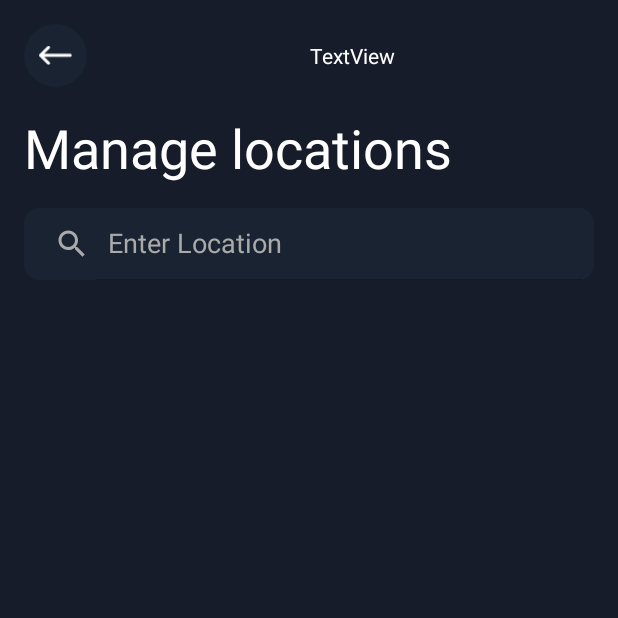
After one commit to AntonKo24/Weatherio, an Android app: the LocationsFragment screen opened through its navigation route, on a phone screen of 412 x 824 dp, the top half of it. The commit adds this screen. Run offline under Robolectric (Android 15) with nearby library versions, the phone set to English and light mode, and no system bars; our stand-ins replace Dagger/Hilt's generated code; pictures from the network do not load.

Commit message:
update 5

```diff
--- a/app/src/main/java/com/tonyk/android/weatherapp/ForecastFragment.kt
+++ b/app/src/main/java/com/tonyk/android/weatherapp/ForecastFragment.kt
@@ -40,14 +40,11 @@ class ForecastFragment: Fragment() {
     override fun onViewCreated(view: View, savedInstanceState: Bundle?) {
         super.onViewCreated(view, savedInstanceState)
 
-
-        val layoutManager = LinearLayoutManager(context)
-        binding.rcvForecast.layoutManager = layoutManager
+        binding.rcvForecast.layoutManager = LinearLayoutManager(context)
 
         viewLifecycleOwner.lifecycleScope.launch {
             viewLifecycleOwner.repeatOnLifecycle(Lifecycle.State.STARTED) {
                 weatherViewModel.weather.collect { weather ->
-
                     binding.apply {
                         locationText.text = weather.resolvedAddress
                         if (weather.days.isNotEmpty()) {
--- /dev/null
+++ b/app/src/main/java/com/tonyk/android/weatherapp/LocationsFragment.kt
@@ -0,0 +1,72 @@
+package com.tonyk.android.weatherapp
+
+import android.os.Bundle
+import android.view.LayoutInflater
+import android.view.View
+import android.view.ViewGroup
+import androidx.appcompat.widget.SearchView
+import androidx.fragment.app.Fragment
+import androidx.fragment.app.viewModels
+import androidx.lifecycle.Lifecycle
+import androidx.lifecycle.lifecycleScope
+import androidx.lifecycle.repeatOnLifecycle
+import androidx.navigation.fragment.findNavController
+import androidx.recyclerview.widget.LinearLayoutManager
+import com.tonyk.android.weatherapp.databinding.FragmentLocationsBinding
+import dagger.hilt.android.AndroidEntryPoint
+import kotlinx.coroutines.launch
+
+@AndroidEntryPoint
+class LocationsFragment: Fragment() {
+    private var _binding: FragmentLocationsBinding? = null
+    private val binding
+        get () = checkNotNull(_binding) {
+            "Cannot access binding because it is null. Is the view visible?"
+        }
+
+    private val locationsViewModel : LocationsViewModel by viewModels()
+
+    override fun onCreateView(
+        inflater: LayoutInflater,
+        container: ViewGroup?,
+        savedInstanceState: Bundle?
+    ): View? {
+        _binding =
+            FragmentLocationsBinding.inflate(inflater, container, false)
+
+        return binding.root
+
+    }
+    override fun onViewCreated(view: View, savedInstanceState: Bundle?) {
+        super.onViewCreated(view, savedInstanceState)
+
+        binding.backButton.setOnClickListener {
+            findNavController().popBackStack()
+        }
+        binding.rcvLocations.layoutManager = LinearLayoutManager(context)
+
+        binding.searchLocation.setOnQueryTextListener(object : SearchView.OnQueryTextListener {
+            override fun onQueryTextSubmit(query: String?): Boolean {
+                locationsViewModel.setQuery(query ?: "")
+                return true
+            }
+            override fun onQueryTextChange(newText: String?): Boolean {
+                return false
+            }
+        })
+        viewLifecycleOwner.lifecycleScope.launch {
+            viewLifecycleOwner.repeatOnLifecycle(Lifecycle.State.STARTED) {
+                locationsViewModel.locationsList.collect { list ->
+                    if (list.isNotEmpty()) {
+                        binding.rcvLocations.adapter = LocationsAdapter(list)
+                    }
+                }
+            }
+        }
+    }
+
+    override fun onDestroyView() {
+        super.onDestroyView()
+        _binding = null
+    }
+}
--- /dev/null
+++ b/app/src/main/java/com/tonyk/android/weatherapp/LocationsViewModel.kt
@@ -0,0 +1,26 @@
+package com.tonyk.android.weatherapp
+
+import android.util.Log
+import androidx.lifecycle.ViewModel
+import androidx.lifecycle.viewModelScope
+import com.tonyk.android.weatherapp.api.WeatherResponse
+import com.tonyk.android.weatherapp.repositories.WeatherApiRepository
+import dagger.hilt.android.lifecycle.HiltViewModel
+import kotlinx.coroutines.flow.MutableStateFlow
+import kotlinx.coroutines.flow.StateFlow
+import kotlinx.coroutines.launch
+import javax.inject.Inject
+
+@HiltViewModel
+class LocationsViewModel @Inject constructor(private val weatherApiRepository: WeatherApiRepository) : ViewModel() {
+
+    private val _locationsList: MutableStateFlow<List<WeatherResponse>> = MutableStateFlow(emptyList())
+    val locationsList: StateFlow<List<WeatherResponse>> = _locationsList
+
+    fun setQuery(location: String) {
+        viewModelScope.launch {
+            val updatedList = _locationsList.value + weatherApiRepository.fetchWeather(location)
+            _locationsList.value = updatedList
+        }
+    }
+}
--- a/app/src/main/java/com/tonyk/android/weatherapp/TodayFragment.kt
+++ b/app/src/main/java/com/tonyk/android/weatherapp/TodayFragment.kt
@@ -17,6 +17,7 @@ import com.tonyk.android.weatherapp.util.DateConverter
 import com.tonyk.android.weatherapp.util.WeatherConverter
 import com.tonyk.android.weatherapp.util.WeatherIconMapper
 import dagger.hilt.android.AndroidEntryPoint
+import kotlinx.coroutines.Dispatchers
 import kotlinx.coroutines.launch
 
 @AndroidEntryPoint
@@ -43,8 +44,10 @@ class TodayFragment: Fragment() {
     override fun onViewCreated(view: View, savedInstanceState: Bundle?) {
         super.onViewCreated(view, savedInstanceState)
 
+        binding.rcvHourly.layoutManager = LinearLayoutManager(context, LinearLayoutManager.HORIZONTAL, false)
+
         binding.apply {
-            rcvHourly.layoutManager = LinearLayoutManager(context, LinearLayoutManager.HORIZONTAL, false)
+
             checkForecastBtn.setOnClickListener {
                 findNavController().navigate(TodayFragmentDirections.showForecast())
             }
@@ -57,6 +60,7 @@ class TodayFragment: Fragment() {
         viewLifecycleOwner.lifecycleScope.launch {
             viewLifecycleOwner.repeatOnLifecycle(Lifecycle.State.STARTED) {
                 weatherViewModel.weather.collect { weather ->
+
 
                     binding.apply {
                         locationTxt.text = weather.resolvedAddress
--- a/app/src/main/java/com/tonyk/android/weatherapp/api/WeatherApi.kt
+++ b/app/src/main/java/com/tonyk/android/weatherapp/api/WeatherApi.kt
@@ -1,14 +1,11 @@
 package com.tonyk.android.weatherapp.api
 
 import retrofit2.http.GET
-
-private const val API_KEY = "TK6K4VCW7447EXSHF7S768U6F"
+import retrofit2.http.Path
+import retrofit2.http.Query
 
 
 interface WeatherApi {
-    @GET(
-        "VisualCrossingWebServices/rest/services/timeline/London%2CUK?unitGroup=metric&key=$API_KEY"
-
-    )
-    suspend fun fetchWeather(): WeatherResponse
+    @GET("VisualCrossingWebServices/rest/services/timeline/{location}")
+    suspend fun fetchWeather(@Path("location") location: String): WeatherResponse
 }
--- a/app/src/main/java/com/tonyk/android/weatherapp/repositories/WeatherApiRepository.kt
+++ b/app/src/main/java/com/tonyk/android/weatherapp/repositories/WeatherApiRepository.kt
@@ -4,5 +4,5 @@ import com.tonyk.android.weatherapp.api.WeatherResponse
 
 
 interface WeatherApiRepository {
-    suspend fun fetchWeather() : WeatherResponse
+    suspend fun fetchWeather(location: String) : WeatherResponse
 }
--- a/app/src/main/java/com/tonyk/android/weatherapp/repositories/WeatherApiRepositoryImpl.kt
+++ b/app/src/main/java/com/tonyk/android/weatherapp/repositories/WeatherApiRepositoryImpl.kt
@@ -9,7 +9,6 @@ import javax.inject.Singleton
 class WeatherApiRepositoryImpl @Inject constructor(private val weatherApi: WeatherApi) :
     WeatherApiRepository {
 
-    override suspend fun fetchWeather() : WeatherResponse =
-        weatherApi.fetchWeather()
-
+    override suspend fun fetchWeather(location: String) : WeatherResponse =
+        weatherApi.fetchWeather(location)
 }
--- a/app/src/main/res/layout/fragment_manage_locations.xml
+++ b/app/src/main/res/layout/fragment_locations.xml
@@ -59,4 +59,16 @@
         app:layout_constraintEnd_toEndOf="parent"
         app:layout_constraintStart_toStartOf="parent"
         app:layout_constraintTop_toBottomOf="@+id/searchLocation" />
+
+    <TextView
+        android:id="@+id/testView"
+        android:layout_width="wrap_content"
+        android:layout_height="wrap_content"
+        android:text="TextView"
+        android:textColor="@color/white"
+
+        app:layout_constraintBottom_toTopOf="@+id/textView"
+        app:layout_constraintEnd_toEndOf="parent"
+        app:layout_constraintStart_toEndOf="@+id/backButton"
+        app:layout_constraintTop_toTopOf="parent" />
 </androidx.constraintlayout.widget.ConstraintLayout>
--- a/app/src/main/res/navigation/nav_graph.xml
+++ b/app/src/main/res/navigation/nav_graph.xml
@@ -24,7 +24,7 @@
         tools:layout="@layout/fragment_forecast"/>
     <fragment
         android:id="@+id/hilt_ManageLocationsFragment"
-        android:name="com.tonyk.android.weatherapp.ManageLocationsFragment"
+        android:name="com.tonyk.android.weatherapp.LocationsFragment"
         android:label="Hilt_ManageLocationsFragment"
-        tools:layout="@layout/fragment_manage_locations"/>
+        tools:layout="@layout/fragment_locations"/>
 </navigation>
```
Also changed, not shown: app/src/main/java/com/tonyk/android/weatherapp/LocationsAdapter.kt (added, +43 -0 lines), app/src/main/java/com/tonyk/android/weatherapp/ManageLocationsFragment.kt (deleted, +0 -53 lines), app/src/main/java/com/tonyk/android/weatherapp/WeatherViewModel.kt (+14 -5 lines), app/src/main/java/com/tonyk/android/weatherapp/api/WeatherInterceptor.kt (added, +25 -0 lines), app/src/main/java/com/tonyk/android/weatherapp/di/NetworkModule.kt (+13 -3 lines), app/src/main/res/drawable/background_locations.xml (added, +12 -0 lines), app/src/main/res/layout/location_item.xml (added, +48 -0 lines).
